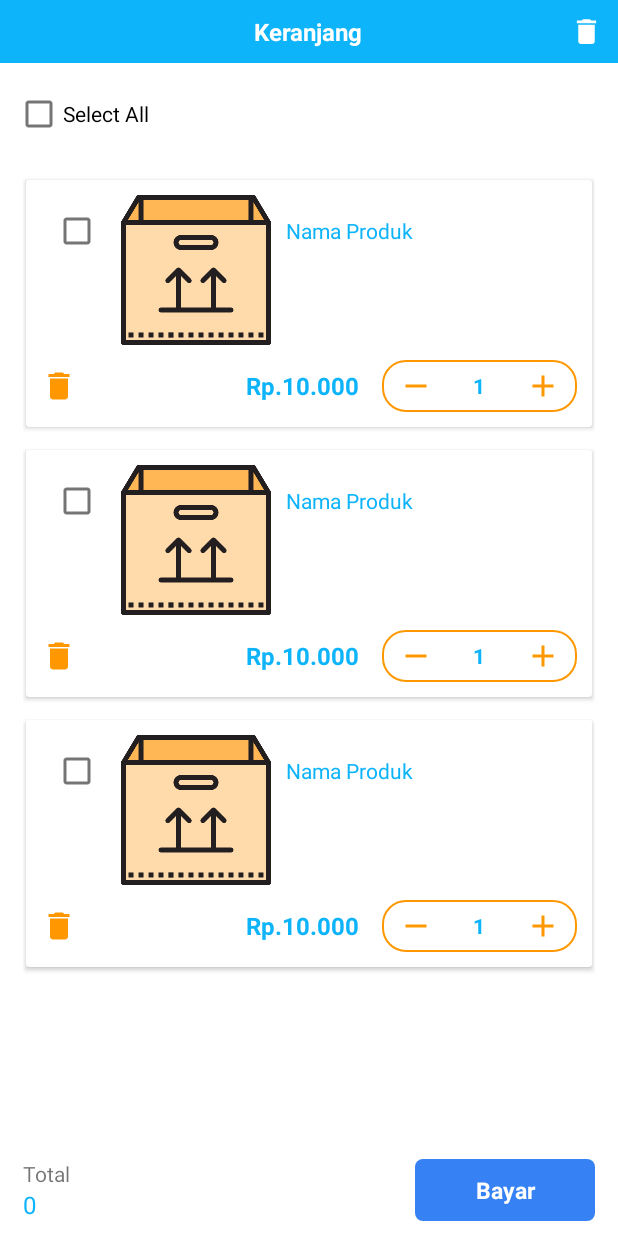
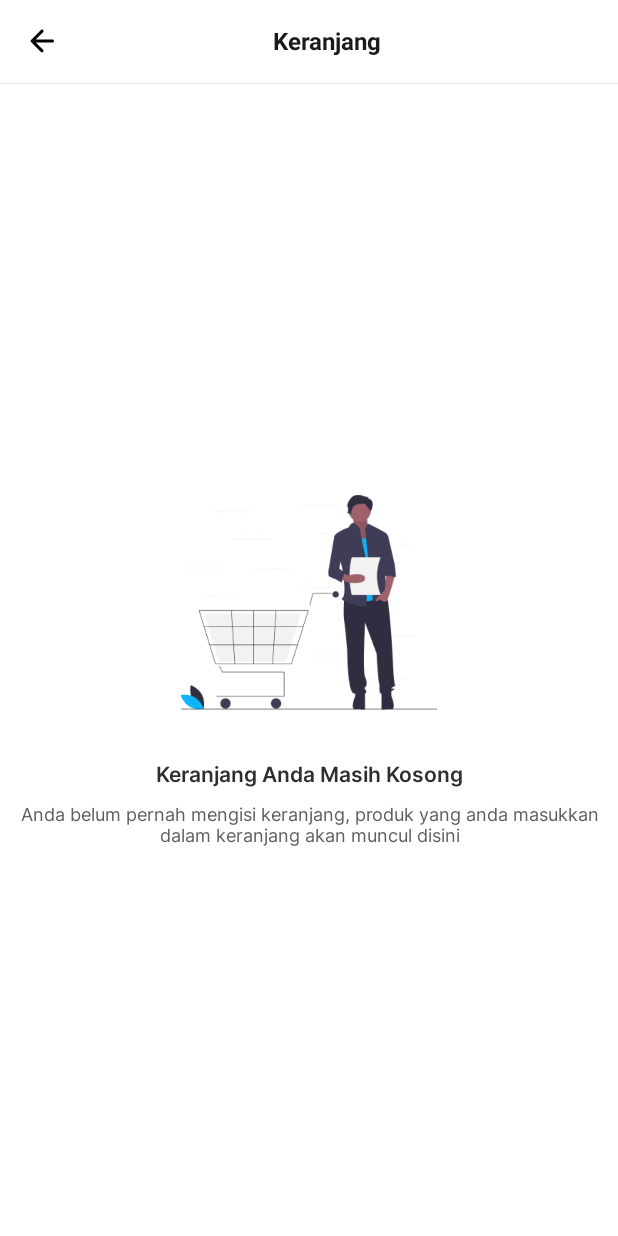
Before and after one commit to sonyadriko/BatamaApp-OnlineStore, an Android app: the layout activity_keranjang.xml on its own in the app's theme, with its tools: preview values and no code run, on a phone screen of 412 x 824 dp. Run offline under Robolectric (Android 15) with nearby library versions, the phone set to English and light mode, and no system bars.

Commit message:
update ui keranjang & logic if keranjang empty

```diff
--- a/mobile/app/src/main/java/com/example/tokoonline/view/activity/SettingAlamatActivity.kt
+++ b/mobile/app/src/main/java/com/example/tokoonline/view/activity/SettingAlamatActivity.kt
@@ -61,6 +61,10 @@ class SettingAlamatActivity : BaseActivity() {
                 emptyView.visibility = View.VISIBLE
                 viewOn.visibility = View.GONE
 
+                binding.toolbarNull.binding.leftIcon.setOnClickListener {
+                    finish()
+                }
+
                 binding.btnTambahAlamat.setOnClickListener {
 //                    goToAlamatForm()
                     val intent = Intent(this, TambahAlamatBaruActivity::class.java)
--- a/mobile/app/src/main/res/drawable/bg_penambahan.xml
+++ b/mobile/app/src/main/res/drawable/bg_penambahan.xml
@@ -3,7 +3,7 @@
     <item>
         <shape android:shape="rectangle">
             <corners android:radius="15dip" />
-            <stroke android:width="1dip" android:color="@color/orange" />
+            <stroke android:width="1dip" android:color="#E0E3DE" />
             <solid android:color="#FFFFFF" />
         </shape>
     </item>
--- a/mobile/app/src/main/res/layout/activity_keranjang.xml
+++ b/mobile/app/src/main/res/layout/activity_keranjang.xml
@@ -1,4 +1,5 @@
 <?xml version="1.0" encoding="utf-8"?>
+<layout>
     <LinearLayout xmlns:android="http://schemas.android.com/apk/res/android"
         xmlns:app="http://schemas.android.com/apk/res-auto"
         xmlns:tools="http://schemas.android.com/tools"
@@ -6,32 +7,106 @@
         android:layout_height="match_parent"
         android:orientation="vertical">
 
-    <RelativeLayout
+        <LinearLayout
+            android:layout_width="match_parent"
+            android:id="@+id/keranjang_null"
+            android:layout_height="match_parent"
+            android:orientation="vertical">
+
+            <com.example.tokoonline.view.Navbar
+                android:id="@+id/toolbar_null"
                 android:layout_width="match_parent"
                 android:layout_height="wrap_content"
-        android:background="@color/colorPrimary500"
-        android:orientation="horizontal"
-        android:padding="10dp">
+                app:leftIcon="@drawable/round_arrow_back"
+                app:title="Keranjang" />
+
+            <LinearLayout
+                android:layout_width="match_parent"
+                android:layout_height="0dp"
+                android:layout_weight="1"
+                android:gravity="center"
+                android:layout_gravity="center"
+                android:orientation="vertical">
+
+                <ImageView
+                    android:layout_width="180dp"
+                    android:layout_height="143.28dp"
+                    android:layout_margin="24dp"
+                    android:layout_gravity="center"
+                    android:src="@drawable/keranjang_null" />
+
+                <LinearLayout
+                    android:layout_width="match_parent"
+                    android:layout_margin="8dp"
+                    android:layout_height="wrap_content"
+                    android:orientation="vertical">
 
                     <TextView
-            android:layout_width="wrap_content"
+                        android:layout_width="match_parent"
                         android:layout_height="wrap_content"
-            android:layout_centerInParent="true"
-            android:text="Keranjang"
-            android:textColor="@color/white"
-            android:textSize="16dp"
-            android:textStyle="bold" />
+                        android:text="Keranjang Anda Masih Kosong"
+                        android:textSize="14sp"
+                        android:textColor="#2C302D"
+                        android:fontFamily="@font/intersemibold"
+                        android:gravity="center" />
 
-        <ImageView
-            android:id="@+id/btn_delete"
-            android:layout_width="22dp"
-            android:layout_height="22dp"
-            android:layout_alignParentEnd="true"
-            android:layout_centerVertical="true"
-            android:layout_marginStart="10dp"
-            app:srcCompat="@drawable/ic_baseline_delete_24" />
+                    <TextView
+                        android:layout_width="match_parent"
+                        android:layout_marginTop="8dp"
+                        android:layout_height="wrap_content"
+                        android:text="Anda belum pernah mengisi keranjang, produk yang anda masukkan dalam keranjang akan muncul disini"
+                        android:textSize="12sp"
+                        android:textColor="#5C605C"
+                        android:fontFamily="@font/interregular"
+                        android:gravity="center" />
+                </LinearLayout>
 
-    </RelativeLayout>
+
+
+            </LinearLayout>
+
+        </LinearLayout>
+
+        <LinearLayout
+            android:layout_width="match_parent"
+            android:layout_height="match_parent"
+            android:id="@+id/view_on_keranjang"
+            android:visibility="gone"
+            android:orientation="vertical">
+
+        <com.example.tokoonline.view.Navbar
+            android:id="@+id/toolbar"
+            android:layout_width="match_parent"
+            android:layout_height="wrap_content"
+            app:leftIcon="@drawable/round_arrow_back"
+            app:title="Keranjang" />
+
+    <!--    <RelativeLayout-->
+    <!--        android:layout_width="match_parent"-->
+    <!--        android:layout_height="wrap_content"-->
+    <!--        android:background="@color/colorPrimary500"-->
+    <!--        android:orientation="horizontal"-->
+    <!--        android:padding="10dp">-->
+
+    <!--        <TextView-->
+    <!--            android:layout_width="wrap_content"-->
+    <!--            android:layout_height="wrap_content"-->
+    <!--            android:layout_centerInParent="true"-->
+    <!--            android:text="Keranjang"-->
+    <!--            android:textColor="@color/white"-->
+    <!--            android:textSize="16dp"-->
+    <!--            android:textStyle="bold" />-->
+
+    <!--        <ImageView-->
+    <!--            android:id="@+id/btn_delete"-->
+    <!--            android:layout_width="22dp"-->
+    <!--            android:layout_height="22dp"-->
+    <!--            android:layout_alignParentEnd="true"-->
+    <!--            android:layout_centerVertical="true"-->
+    <!--            android:layout_marginStart="10dp"-->
+    <!--            app:srcCompat="@drawable/ic_baseline_delete_24" />-->
+
+    <!--    </RelativeLayout>-->
 
         <CheckBox
             android:id="@+id/cb_all"
@@ -49,7 +124,6 @@
                 android:layout_width="match_parent"
                 android:layout_height="match_parent"
                 android:layout_above="@+id/div_footer"
-            android:layout_marginHorizontal="15dp"
                 app:layoutManager="androidx.recyclerview.widget.LinearLayoutManager"
                 tools:listitem="@layout/item_keranjang" />
 
@@ -101,3 +175,6 @@
         </RelativeLayout>
 
         </LinearLayout>
+
+    </LinearLayout>
+</layout>
--- a/mobile/app/src/main/res/layout/activity_tambah_alamat_baru.xml
+++ b/mobile/app/src/main/res/layout/activity_tambah_alamat_baru.xml
@@ -11,7 +11,7 @@
         android:layout_width="match_parent"
         android:layout_height="wrap_content"
         app:leftIcon="@drawable/round_arrow_back"
-        app:title="Tambah Alamat"
+        app:title="Tambah Alamat Baru"
         tools:ignore="MissingConstraints" />
 
     <androidx.core.widget.NestedScrollView
@@ -156,7 +156,7 @@
             <Button
                 android:id="@+id/btn_simpan"
                 android:layout_width="match_parent"
-                android:layout_height="35dp"
+                android:layout_height="wrap_content"
                 android:layout_gravity="center_horizontal"
                 android:layout_marginVertical="15dp"
                 android:background="@drawable/bg_btn_beli"
--- a/mobile/app/src/main/res/layout/activity_tambah_toko_baru.xml
+++ b/mobile/app/src/main/res/layout/activity_tambah_toko_baru.xml
@@ -82,9 +82,7 @@
                     android:background="@drawable/border_background_btn"
                     android:layout_marginBottom="@dimen/medium_space"
                     android:foreground="?selectableItemBackground"
-                    android:gravity="center"
-                    android:visibility="gone"
-                    tools:visibility="visible">
+                    android:gravity="center">
 
                     <ImageView
                         android:layout_width="wrap_content"
--- a/mobile/app/src/main/res/layout/activity_toko_profile.xml
+++ b/mobile/app/src/main/res/layout/activity_toko_profile.xml
@@ -47,9 +47,8 @@
                     android:layout_height="wrap_content"
                     android:text="Anda Belum Memiliki Toko"
                     android:textSize="14sp"
-                    android:textStyle="bold"
                     android:textColor="#2C302D"
-                    android:fontFamily="@font/interm"
+                    android:fontFamily="@font/intersemibold"
                     android:gravity="center" />
 
                 <TextView
@@ -59,7 +58,7 @@
                     android:text="Anda belum pernah menambahkan data toko, tambahkan toko baru dan data toko akan muncul di sini"
                     android:textSize="12sp"
                     android:textColor="#5C605C"
-                    android:fontFamily="@font/interm"
+                    android:fontFamily="@font/interregular"
                     android:gravity="center" />
             </LinearLayout>
 
--- a/mobile/app/src/main/res/layout/item_keranjang.xml
+++ b/mobile/app/src/main/res/layout/item_keranjang.xml
@@ -1,18 +1,20 @@
 <?xml version="1.0" encoding="utf-8"?>
-<androidx.cardview.widget.CardView xmlns:android="http://schemas.android.com/apk/res/android"
+<LinearLayout xmlns:android="http://schemas.android.com/apk/res/android"
     xmlns:app="http://schemas.android.com/apk/res-auto"
     android:id="@+id/layout"
     android:layout_width="match_parent"
-    android:layout_height="wrap_content"
-    android:layout_marginHorizontal="2dp"
-    android:layout_marginTop="10dp"
-    android:layout_marginBottom="5dp">
+    android:layout_height="wrap_content">
 
     <LinearLayout
         android:layout_width="match_parent"
         android:layout_height="wrap_content"
-        android:orientation="vertical"
-        android:padding="10dp">
+        android:orientation="vertical">
+
+        <LinearLayout
+            android:layout_width="match_parent"
+            android:layout_height="wrap_content"
+            android:padding="20dp"
+            android:orientation="vertical">
 
         <LinearLayout
             android:layout_width="match_parent"
@@ -20,16 +22,29 @@
             android:orientation="horizontal">
 
             <CheckBox
+                android:gravity="center"
+                android:layout_gravity="center"
                 android:id="@+id/checkBox"
                 android:layout_width="wrap_content"
                 android:layout_height="wrap_content" />
 
-            <ImageView
-                android:id="@+id/img_produk"
+            <androidx.cardview.widget.CardView
                 android:layout_width="100dp"
-                android:layout_height="100dp"
-                android:layout_marginStart="5dp"
-                android:src="@drawable/product" />
+                app:cardCornerRadius="4dp"
+                android:layout_height="100dp">
+
+                <ImageView
+                    android:id="@+id/img_produk"
+                    android:layout_width="match_parent"
+                    android:layout_height="match_parent"
+                    android:scaleType="centerCrop"
+                    android:src="@drawable/product" />
+            </androidx.cardview.widget.CardView>
+
+            <LinearLayout
+                android:layout_width="match_parent"
+                android:layout_height="wrap_content"
+                android:orientation="vertical">
 
             <TextView
                 android:id="@+id/tv_nama"
@@ -38,10 +53,27 @@
                 android:layout_marginStart="10dp"
                 android:layout_marginEnd="5dp"
                 android:ellipsize="marquee"
+                android:textSize="16sp"
                 android:lines="2"
-                android:maxLines="3"
+                android:maxLines="2"
                 android:text="Nama Produk"
-                android:textColor="@color/colorPrimary500" />
+                android:textColor="#8E908E" />
+
+            <TextView
+                android:id="@+id/tv_harga"
+                android:layout_width="wrap_content"
+                android:layout_height="wrap_content"
+                android:layout_marginStart="10dp"
+                android:layout_marginEnd="15dp"
+                android:ellipsize="marquee"
+                android:text="Rp.10.000"
+                android:textColor="#2C302D"
+                android:textSize="16sp"
+                android:textStyle="bold" />
+
+            </LinearLayout>
+
+
 
         </LinearLayout>
 
@@ -65,31 +97,21 @@
                 android:gravity="center"
                 android:orientation="horizontal">
 
-                <TextView
-                    android:id="@+id/tv_harga"
-                    android:layout_width="wrap_content"
-                    android:layout_height="wrap_content"
-                    android:layout_marginStart="10dp"
-                    android:layout_marginEnd="15dp"
-                    android:ellipsize="marquee"
-                    android:text="Rp.10.000"
-                    android:textColor="@color/colorPrimary500"
-                    android:textSize="16sp"
-                    android:textStyle="bold" />
+
 
                 <RelativeLayout
-                    android:layout_width="130dp"
-                    android:layout_height="wrap_content"
+                    android:layout_width="110dp"
+                    android:layout_height="45dp"
                     android:background="@drawable/bg_penambahan"
                     android:padding="5dp">
 
                     <ImageView
                         android:id="@+id/btn_kurang"
-                        android:layout_width="wrap_content"
-                        android:layout_height="wrap_content"
+                        android:layout_width="24dp"
+                        android:layout_height="24dp"
                         android:layout_centerVertical="true"
                         android:layout_marginStart="5dp"
-                        app:srcCompat="@drawable/ic_baseline_remove_24" />
+                        app:srcCompat="@drawable/minus_keranjang" />
 
                     <TextView
                         android:id="@+id/tv_jumlah"
@@ -99,18 +121,19 @@
                         android:layout_marginStart="10dp"
                         android:layout_marginEnd="5dp"
                         android:ellipsize="marquee"
+                        android:textSize="18sp"
                         android:text="1"
-                        android:textColor="@color/colorPrimary500"
+                        android:textColor="#2F3640"
                         android:textStyle="bold" />
 
                     <ImageView
                         android:id="@+id/btn_tambah"
-                        android:layout_width="wrap_content"
-                        android:layout_height="wrap_content"
+                        android:layout_width="24dp"
+                        android:layout_height="24dp"
                         android:layout_alignParentEnd="true"
                         android:layout_centerVertical="true"
                         android:layout_marginEnd="5dp"
-                        app:srcCompat="@drawable/ic_baseline_add_24" />
+                        app:srcCompat="@drawable/plus_keranjang" />
 
                 </RelativeLayout>
 
@@ -118,7 +141,18 @@
 
         </RelativeLayout>
 
+        </LinearLayout>
+
+        <View
+            android:layout_width="match_parent"
+            android:layout_height="16dp"
+            android:background="#FAFBF9" />
+
     </LinearLayout>
 
 
-</androidx.cardview.widget.CardView>
+
+
+
+
+</LinearLayout>
```
Also changed, not shown: mobile/app/src/main/java/com/example/tokoonline/TambahTokoBaruActivity.kt (+18 -2 lines), mobile/app/src/main/java/com/example/tokoonline/view/activity/KeranjangActivity.kt (+23 -2 lines), mobile/app/src/main/res/layout/activity_setting_alamat1.xml (+4 -4 lines), mobile/app/src/main/res/drawable/keranjang_null.png (added), mobile/app/src/main/res/drawable/minus_keranjang.png (added), mobile/app/src/main/res/drawable/plus_keranjang.png (added). Lines whose indentation alone changed are shown as unchanged.
